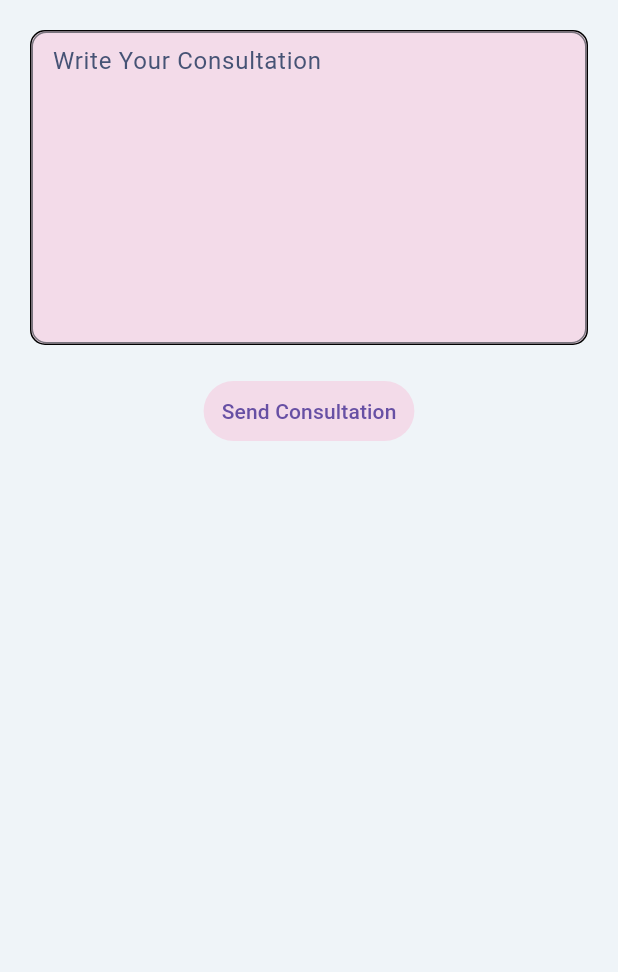
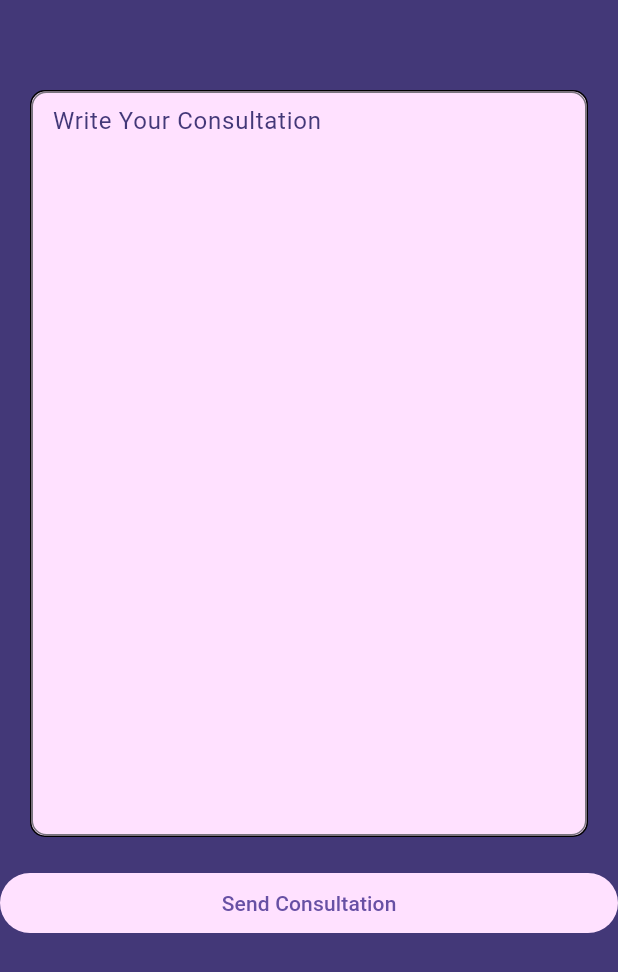
Before and after one commit to amnehaldakak/Care-and-Support, a Flutter app: the Doctorsearch screen opened directly, after a tap on the "add" icon, on a phone screen of 412 x 824 dp. Shown: the top 972 px of the screen. Run offline on Flutter 3.47's test engine with Material 3 defaults, Android fonts, the light colour scheme and no system bars; our stand-ins replace flutter_material_design_icons; network calls fail.

Commit message:
modified the post file

```diff
--- a/lib/constent/color.dart
+++ b/lib/constent/color.dart
@@ -1,7 +1,5 @@
 import 'package:flutter/material.dart';
 
-const Color blue1 = Color(0xffeff4f8);
-const Color blue2 = Color(0xffc0d3e4);
-const Color pink = Color(0xfff3dbe9);
-const Color purple = Color(0xff959bbd);
-const Color deepBlue = Color(0xff465375);
+const Color pink = Color(0xffFFE1FF);
+const Color lightPink = Color(0xffE4B1F0);
+const Color deepPurple = Color(0Xff433878);
--- a/lib/content/cardmedicine.dart
+++ b/lib/content/cardmedicine.dart
@@ -1,5 +1,5 @@
 import 'package:flutter/material.dart';
-import 'package:supcar/medicine.dart';
+import 'package:supcar/patient/medicine.dart';
 
 class MedicineCard extends StatelessWidget {
   const MedicineCard({super.key});
--- a/lib/content/consultation.dart
+++ b/lib/content/consultation.dart
@@ -39,7 +39,7 @@ class Consultation extends StatelessWidget {
         padding: EdgeInsets.all(10),
         margin: EdgeInsets.all(10),
         decoration: BoxDecoration(
-            border: Border.all(color: deepBlue),
+            border: Border.all(color: deepPurple),
             borderRadius: BorderRadius.circular(10)),
         child: Column(
           crossAxisAlignment: CrossAxisAlignment.end,
--- a/lib/content/customeappbar.dart
+++ b/lib/content/customeappbar.dart
@@ -1,5 +1,5 @@
 import 'package:flutter/material.dart';
-import 'package:supcar/my_flutter_app_icons.dart';
+import 'package:supcar/fonts/my_flutter_app_icons.dart';
 
 class Customeappbar extends StatelessWidget {
   final String title;
--- a/lib/content/form.dart
+++ b/lib/content/form.dart
@@ -27,12 +27,12 @@ class Form1 extends StatelessWidget {
         controller: mycontroller,
         decoration: InputDecoration(
             hintText: hint1,
-            hintStyle: TextStyle(color: deepBlue),
+            hintStyle: TextStyle(color: deepPurple),
             contentPadding:
                 const EdgeInsets.symmetric(vertical: 8, horizontal: 10),
             border: const OutlineInputBorder(
               borderRadius: BorderRadius.all(Radius.circular(10)),
-              borderSide: BorderSide(color: deepBlue, width: 1),
+              borderSide: BorderSide(color: deepPurple, width: 1),
             )),
       ),
     );
--- a/lib/content/post.dart
+++ b/lib/content/post.dart
@@ -8,13 +8,11 @@ class Post extends StatelessWidget {
     required this.username,
     required this.time,
     required this.userImage,
-    this.image,
   });
   final String messege;
   final String username;
   final DateTime time;
   final String userImage;
-  String? image;
 
   @override
   Widget build(BuildContext context) {
@@ -67,29 +65,11 @@ class Post extends StatelessWidget {
       ]);
     }
 
-    buildPostImage() {
-      return GestureDetector(
-        child: Stack(
-          alignment: Alignment.center,
-          children: [
-            image != null
-                ? Image.network(
-                    image!,
-                    width: MediaQuery.of(context).size.width,
-                    fit: BoxFit.cover,
-                  )
-                : Container()
-          ],
-        ),
-      );
-    }
-
     return Container(
       child: Column(
         children: [
           buildPostHeader(),
           buildPostFooter(),
-          buildPostImage(),
         ],
       ),
     );
--- a/lib/fonts/my_flutter_app_icons.dart
+++ b/lib/fonts/my_flutter_app_icons.dart
@@ -35,6 +35,8 @@ class MyFlutterApp {
       IconData(0xe803, fontFamily: _kFontFam, fontPackage: _kFontPkg);
   static const IconData noun_doctor_search_3862138 =
       IconData(0xe804, fontFamily: _kFontFam, fontPackage: _kFontPkg);
+  static const IconData noun_volunteer_7187860 =
+      IconData(0xe806, fontFamily: _kFontFam, fontPackage: _kFontPkg);
   static const IconData noun_consultation_6696850 =
       IconData(0xe808, fontFamily: _kFontFam, fontPackage: _kFontPkg);
   static const IconData pencil =
--- a/lib/main.dart
+++ b/lib/main.dart
@@ -1,10 +1,10 @@
 import 'package:flutter/material.dart';
-import 'package:supcar/ask.dart';
+import 'package:supcar/patient/ask.dart';
 import 'package:supcar/content/form.dart';
 import 'package:supcar/doctor/addpost.dart';
 import 'package:supcar/doctor/doctorhome.dart';
-import 'package:supcar/home.dart';
-import 'package:supcar/patient.dart';
+import 'package:supcar/patient/home.dart';
+import 'package:supcar/patient/patient.dart';
 
 void main() {
   runApp(const MyApp());
--- a/lib/ask.dart
+++ b/lib/patient/ask.dart
@@ -18,11 +18,14 @@ class _AskState extends State<Ask> {
   Widget build(BuildContext context) {
     return Scaffold(
       body: Container(
-        color: blue1,
-        child: Column(
+        color: deepPurple,
+        child: ListView(
           children: [
+            Container(
+              height: 40,
+            ),
             Form1(
-              max: 8,
+              max: 20,
               hint1: 'Write Your Consultation',
               mycontroller: content,
               valid: (val) {
--- a/lib/medicine.dart
+++ b/lib/patient/medicine.dart
@@ -1,6 +1,6 @@
 import 'package:flutter/material.dart';
 import 'package:supcar/constent/color.dart';
-import 'package:supcar/my_flutter_app_icons.dart';
+import 'package:supcar/fonts/my_flutter_app_icons.dart';
 
 class Medicine extends StatefulWidget {
   const Medicine({super.key});
@@ -28,7 +28,7 @@ class _MedicineState extends State<Medicine> {
           InkWell(
             onTap: () {},
             child: Card(
-              color: blue1,
+              color: lightPink,
               child: Container(
                 padding: EdgeInsets.only(left: 10, right: 10),
                 child: Column(
--- a/lib/patient.dart
+++ b/lib/patient/patient.dart
@@ -3,8 +3,8 @@ import 'package:flutter_material_design_icons/flutter_material_design_icons.dart
 import 'package:flutter/material.dart';
 import 'package:supcar/content/customeappbar.dart';
 import 'package:supcar/content/post.dart';
-import 'package:supcar/doctorask.dart';
-import 'package:supcar/medicine.dart';
+import 'package:supcar/patient/doctorask.dart';
+import 'package:supcar/patient/medicine.dart';
 
 class Homepatient extends StatefulWidget {
   const Homepatient({super.key});
@@ -31,7 +31,6 @@ class _HomepatientState extends State<Homepatient> {
               username: 'username',
               time: DateTime.now(),
               userImage: 'image/PI.jpeg',
-              image: 'image/PI.jpeg',
             )
           ],
         ),
```
Also changed, not shown: lib/patient/home.dart (renamed from lib/home.dart, +21 -9 lines), lib/fonts/MyFlutterApp.ttf, lib/patient/doctorask.dart (renamed from lib/doctorask.dart).
